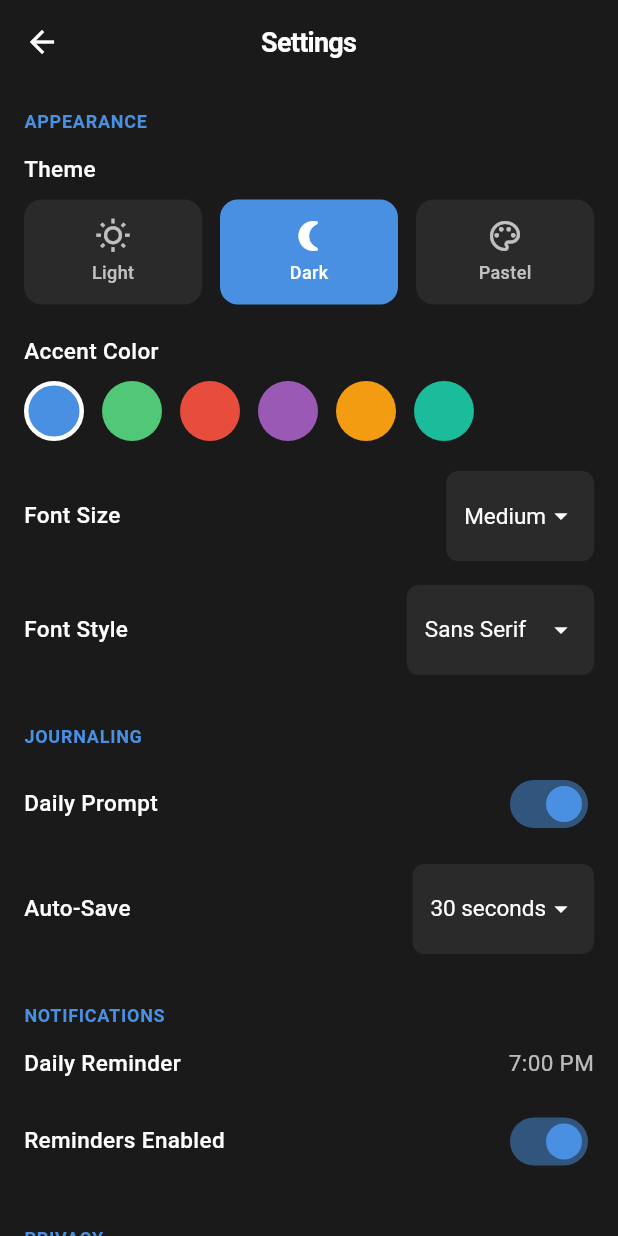
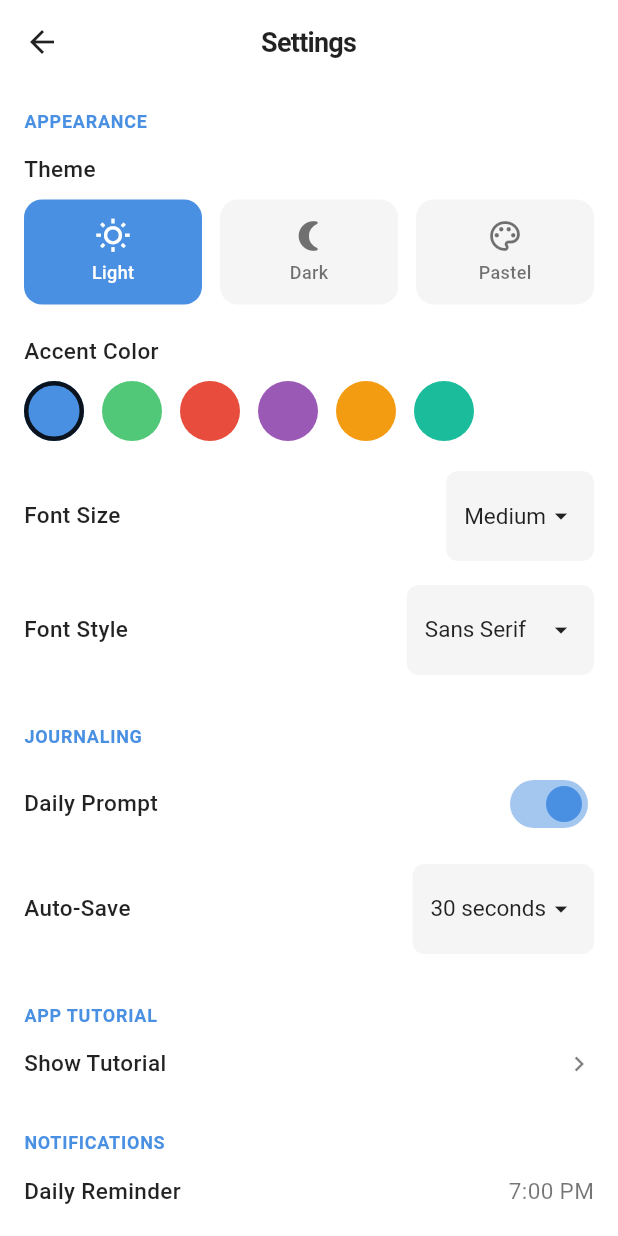
Before and after one commit to celbbs/Tinylines, a Flutter app: the SettingsPage screen opened directly, on a phone screen of 412 x 824 dp. Run offline on Flutter 3.47's test engine with Material 3 defaults, Android fonts, the phone set to English and light mode, and no system bars; our stand-ins replace firebase_core, firebase_messaging, flutter_local_notifications, flutter_secure_storage, google_fonts, image_picker and 2 more; accounts and stored records are empty; generated files the repository leaves out were written again.

Commit message:
Updated settingspage, added notifications, log out button, created new tutorial page, settings page light mode default

```diff
--- a/lib/main.dart
+++ b/lib/main.dart
@@ -2,8 +2,9 @@ import 'package:flutter/material.dart';
 import 'package:provider/provider.dart';
 import 'providers/journal_provider.dart';
 import 'screens/home_screen.dart';
-import 'settings_page.dart';
+import 'tutorial_page.dart';
 import 'utils/app_theme.dart';
+import 'utils/tutorial_helper.dart';
 import 'package:firebase_core/firebase_core.dart';
 import 'firebase_options.dart';
 import 'package:firebase_messaging/firebase_messaging.dart';
@@ -11,17 +12,24 @@ import 'services/notification_service.dart';
 
 void main() async {
   WidgetsFlutterBinding.ensureInitialized();
+
+  // Initialize Firebase
   await Firebase.initializeApp(
     options: DefaultFirebaseOptions.currentPlatform,
   );
+
   // Initialize notifications
   await NotificationService.instance.init();
-  runApp(const TinyLinesApp());
+
+  // Check if tutorial was seen
+  bool seenTutorial = await TutorialHelper.hasSeenTutorial();
+
+  runApp(TinyLinesApp(showTutorial: !seenTutorial));
 }
 
-
 class TinyLinesApp extends StatelessWidget {
-  const TinyLinesApp({super.key});
+  final bool showTutorial;
+  const TinyLinesApp({super.key, required this.showTutorial});
 
   @override
   Widget build(BuildContext context) {
@@ -31,12 +39,13 @@ class TinyLinesApp extends StatelessWidget {
         title: 'TinyLines',
         theme: AppTheme.lightTheme,
         debugShowCheckedModeBanner: false,
-        home: const HomeScreen(),
+        home: showTutorial ? const TutorialPage() : const HomeScreen(),
       ),
     );
   }
 }
 
+// Optional: request notification permissions
 Future<void> requestNotificationPermission() async {
   FirebaseMessaging messaging = FirebaseMessaging.instance;
 
--- a/lib/settings_page.dart
+++ b/lib/settings_page.dart
@@ -1,8 +1,10 @@
 import 'package:flutter/material.dart';
 import 'package:flutter_secure_storage/flutter_secure_storage.dart';
 import 'package:google_fonts/google_fonts.dart';
+import 'tutorial_page.dart';
 import 'passcode_page.dart';
-import 'services/notification_service.dart';
+import '../services/notification_service.dart';
+import 'package:tinylines/utils/tutorial_helper.dart';
 
 class SettingsPage extends StatefulWidget {
   const SettingsPage({super.key});
@@ -15,7 +17,7 @@ class _SettingsPageState extends State<SettingsPage> {
   final _storage = const FlutterSecureStorage();
 
   // state variables
-  String selectedTheme = 'Dark';
+  String selectedTheme = 'Light';
   Color selectedAccentColor = const Color(0xFF4A90E2);
   String selectedFontSize = 'Medium';
   String selectedFontStyle = 'Sans Serif';
@@ -26,8 +28,8 @@ class _SettingsPageState extends State<SettingsPage> {
   bool hidePreviewsEnabled = false;
   bool _pinIsSet = false;
 
-  // default values for reset
-  static const String _defaultTheme = 'Dark';
+  // default values
+  static const String _defaultTheme = 'Light';
   static const Color _defaultAccentColor = Color(0xFF4A90E2);
   static const String _defaultFontSize = 'Medium';
   static const String _defaultFontStyle = 'Sans Serif';
@@ -37,7 +39,7 @@ class _SettingsPageState extends State<SettingsPage> {
   static const bool _defaultRemindersEnabled = true;
   static const bool _defaultHidePreviews = false;
 
-  // all accent colors
+  // accent colors
   final List<Color> accentColors = [
     const Color(0xFF4A90E2),
     const Color(0xFF50C878),
@@ -66,7 +68,6 @@ class _SettingsPageState extends State<SettingsPage> {
         return 13.0;
       case 'Large':
         return 18.0;
-      case 'Medium':
       default:
         return 15.0;
     }
@@ -78,7 +79,6 @@ class _SettingsPageState extends State<SettingsPage> {
         return 'serif';
       case 'Handwriting':
         return GoogleFonts.caveat().fontFamily;
-      case 'Sans Serif':
       default:
         return null;
     }
@@ -247,7 +247,6 @@ class _SettingsPageState extends State<SettingsPage> {
           TextButton(
             onPressed: () {
               Navigator.pop(context);
-              // todo: call kuena's auth layer to delete the firebase account
             },
             child: const Text('Delete',
                 style: TextStyle(color: Colors.red, fontWeight: FontWeight.bold)),
@@ -278,11 +277,14 @@ class _SettingsPageState extends State<SettingsPage> {
           ),
         ),
       ),
-      body: ListView(
+      body: SafeArea(
+        child: ListView(
           padding: const EdgeInsets.all(16),
           children: [
             _buildSectionHeader('APPEARANCE'),
             const SizedBox(height: 12),
+
+            // THEME — restored wide boxes
             _buildSettingLabel('Theme'),
             const SizedBox(height: 8),
             Row(
@@ -295,12 +297,19 @@ class _SettingsPageState extends State<SettingsPage> {
               ],
             ),
             const SizedBox(height: 20),
+
+            // ACCENT COLOR
             _buildSettingLabel('Accent Color'),
             const SizedBox(height: 8),
-          Row(
-            children: accentColors.map((color) => _buildColorOption(color)).toList(),
+            SingleChildScrollView(
+              scrollDirection: Axis.horizontal,
+              child: Row(
+                children: accentColors.map(_buildColorOption).toList(),
+              ),
             ),
             const SizedBox(height: 20),
+
+            // FONT SIZE
             _buildDropdownSetting(
               'Font Size',
               selectedFontSize,
@@ -308,6 +317,8 @@ class _SettingsPageState extends State<SettingsPage> {
               (value) => setState(() => selectedFontSize = value!),
             ),
             const SizedBox(height: 16),
+
+            // FONT STYLE
             _buildDropdownSetting(
               'Font Style',
               selectedFontStyle,
@@ -316,6 +327,7 @@ class _SettingsPageState extends State<SettingsPage> {
             ),
             const SizedBox(height: 32),
 
+            // JOURNALING
             _buildSectionHeader('JOURNALING'),
             const SizedBox(height: 12),
             _buildToggleSetting(
@@ -332,13 +344,30 @@ class _SettingsPageState extends State<SettingsPage> {
             ),
             const SizedBox(height: 32),
 
+            // TUTORIAL
+            _buildSectionHeader('APP TUTORIAL'),
+            const SizedBox(height: 12),
+            _buildTappableSetting(
+              'Show Tutorial',
+              onTap: () async {
+                await TutorialHelper.setTutorialSeen(false);
+                if (!mounted) return;
+                Navigator.pushReplacement(
+                  context,
+                  MaterialPageRoute(builder: (_) => const TutorialPage()),
+                );
+              },
+            ),
+            const SizedBox(height: 32),
+
+            // NOTIFICATIONS
             _buildSectionHeader('NOTIFICATIONS'),
             const SizedBox(height: 12),
             _buildTimeSetting(
               'Daily Reminder',
               dailyReminderTime,
               () async {
-              final TimeOfDay? picked = await showTimePicker(
+                final picked = await showTimePicker(
                   context: context,
                   initialTime: dailyReminderTime,
                 );
@@ -371,6 +400,7 @@ class _SettingsPageState extends State<SettingsPage> {
             ),
             const SizedBox(height: 32),
 
+            // PRIVACY
             _buildSectionHeader('PRIVACY'),
             const SizedBox(height: 12),
             _buildNavigationSetting(
@@ -386,21 +416,39 @@ class _SettingsPageState extends State<SettingsPage> {
             ),
             const SizedBox(height: 32),
 
+             // ACCOUNT
             _buildSectionHeader('ACCOUNT'),
             const SizedBox(height: 12),
+
             _buildNavigationSetting('Profile Name', 'Arianna'),
             const SizedBox(height: 16),
+
             _buildTappableSetting('Reset Settings', onTap: _showResetDialog),
             const SizedBox(height: 16),
+
+            // NEW LOG OUT BUTTON FIX LATER
+            _buildTappableSetting(
+              'Log Out',
+              onTap: () {
+                ScaffoldMessenger.of(context).showSnackBar(
+                  const SnackBar(content: Text('Logged out')),
+                );
+              },
+            ),
+            const SizedBox(height: 16),
+
             _buildDeleteAccountSetting(),
             const SizedBox(height: 32),
+
           ],
+        ),
       ),
     );
   }
 
-  Widget _buildSectionHeader(String title) {
-    return Text(
+  // UI BUILDERS
+
+  Widget _buildSectionHeader(String title) => Text(
         title,
         style: TextStyle(
           color: selectedAccentColor,
@@ -410,10 +458,8 @@ class _SettingsPageState extends State<SettingsPage> {
           fontFamily: selectedFontFamily,
         ),
       );
-  }
 
-  Widget _buildSettingLabel(String label) {
-    return Text(
+  Widget _buildSettingLabel(String label) => Text(
         label,
         style: TextStyle(
           color: textColor,
@@ -422,10 +468,11 @@ class _SettingsPageState extends State<SettingsPage> {
           fontFamily: selectedFontFamily,
         ),
       );
-  }
 
+  // RESTORED THEME OPTION — wide, equal-width boxes
   Widget _buildThemeOption(String theme, IconData icon) {
     final isSelected = selectedTheme == theme;
+
     return Expanded(
       child: GestureDetector(
         onTap: () => setState(() => selectedTheme = theme),
@@ -437,9 +484,11 @@ class _SettingsPageState extends State<SettingsPage> {
           ),
           child: Column(
             children: [
-              Icon(icon,
+              Icon(
+                icon,
                 color: isSelected ? Colors.white : secondaryTextColor,
-                  size: 24),
+                size: 24,
+              ),
               const SizedBox(height: 4),
               Text(
                 theme,
@@ -475,11 +524,7 @@ class _SettingsPageState extends State<SettingsPage> {
   }
 
   Widget _buildDropdownSetting(
-    String label,
-    String value,
-    List<String> options,
-    void Function(String?) onChanged,
-  ) {
+      String label, String value, List<String> options, void Function(String?) onChanged) {
     return Row(
       mainAxisAlignment: MainAxisAlignment.spaceBetween,
       children: [
@@ -501,8 +546,8 @@ class _SettingsPageState extends State<SettingsPage> {
             ),
             dropdownColor: cardColor,
             onChanged: onChanged,
-            items: options.map((String option) {
-              return DropdownMenuItem<String>(
+            items: options
+                .map((option) => DropdownMenuItem<String>(
                       value: option,
                       child: Text(option,
                           style: TextStyle(
@@ -510,19 +555,15 @@ class _SettingsPageState extends State<SettingsPage> {
                             fontSize: baseFontSize,
                             fontFamily: selectedFontFamily,
                           )),
-              );
-            }).toList(),
+                    ))
+                .toList(),
           ),
         ),
       ],
     );
   }
 
-  Widget _buildToggleSetting(
-    String label,
-    bool value,
-    void Function(bool) onChanged,
-  ) {
+  Widget _buildToggleSetting(String label, bool value, void Function(bool) onChanged) {
     return Row(
       mainAxisAlignment: MainAxisAlignment.spaceBetween,
       children: [
@@ -530,17 +571,13 @@ class _SettingsPageState extends State<SettingsPage> {
         Switch(
           value: value,
           onChanged: onChanged,
-          activeThumbColor: selectedAccentColor,
+          activeColor: selectedAccentColor,
         ),
       ],
     );
   }
 
-  Widget _buildTimeSetting(
-    String label,
-    TimeOfDay time,
-    VoidCallback onTap,
-  ) {
+  Widget _buildTimeSetting(String label, TimeOfDay time, VoidCallback onTap) {
     return GestureDetector(
       onTap: onTap,
       child: Row(
@@ -560,8 +597,7 @@ class _SettingsPageState extends State<SettingsPage> {
     );
   }
 
-  Widget _buildNavigationSetting(String label, String value,
-      {VoidCallback? onTap}) {
+  Widget _buildNavigationSetting(String label, String value, {VoidCallback? onTap}) {
     return GestureDetector(
       onTap: onTap ?? () {},
       child: Row(
@@ -571,12 +607,14 @@ class _SettingsPageState extends State<SettingsPage> {
           Row(
             children: [
               if (value.isNotEmpty)
-                Text(value,
+                Text(
+                  value,
                   style: TextStyle(
                     color: secondaryTextColor,
                     fontSize: baseFontSize,
                     fontFamily: selectedFontFamily,
-                    )),
+                  ),
+                ),
               const SizedBox(width: 4),
               Icon(Icons.chevron_right,
                   color: secondaryTextColor.withOpacity(0.5), size: 20),
@@ -601,6 +639,8 @@ class _SettingsPageState extends State<SettingsPage> {
     );
   }
 
+
+
   Widget _buildDeleteAccountSetting() {
     return GestureDetector(
       onTap: _showDeleteAccountDialog,
@@ -616,10 +656,10 @@ class _SettingsPageState extends State<SettingsPage> {
               fontFamily: selectedFontFamily,
             ),
           ),
-          Icon(Icons.chevron_right,
-              color: secondaryTextColor.withOpacity(0.5), size: 20),
+          Icon(Icons.chevron_right, color: secondaryTextColor.withOpacity(0.5), size: 20),
         ],
       ),
     );
   }
+
 }
--- /dev/null
+++ b/lib/utils/tutorial_helper.dart
@@ -0,0 +1,15 @@
+import 'package:shared_preferences/shared_preferences.dart';
+
+class TutorialHelper {
+  static const _key = 'tutorial_seen';
+
+  static Future<bool> hasSeenTutorial() async {
+    final prefs = await SharedPreferences.getInstance();
+    return prefs.getBool(_key) ?? false;
+  }
+
+  static Future<void> setTutorialSeen([bool seen = true]) async {
+    final prefs = await SharedPreferences.getInstance();
+    await prefs.setBool(_key, seen);
+  }
+}
```
Also changed, not shown: lib/tutorial_page.dart (added, +138 -0 lines), pubspec.yaml (+9 -5 lines), assets/tutorial1.png (added), assets/tutorial2.png (added), assets/tutorial3.png (added), pubspec.lock, 6 other files. Lines whose indentation alone changed are shown as unchanged.
